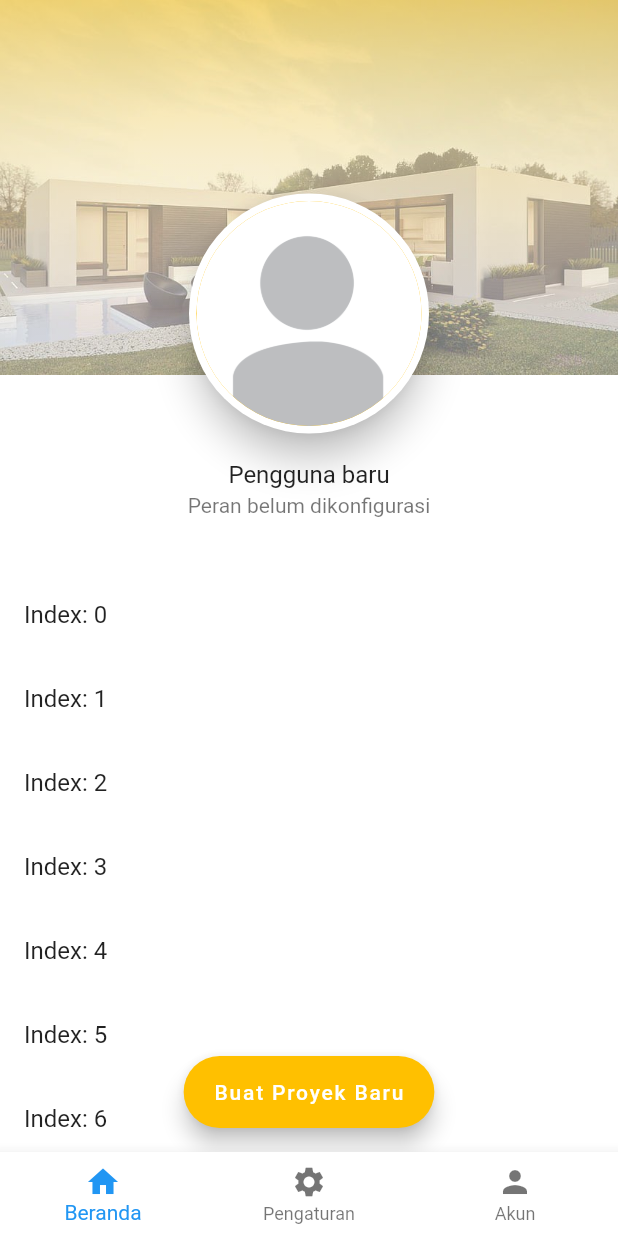
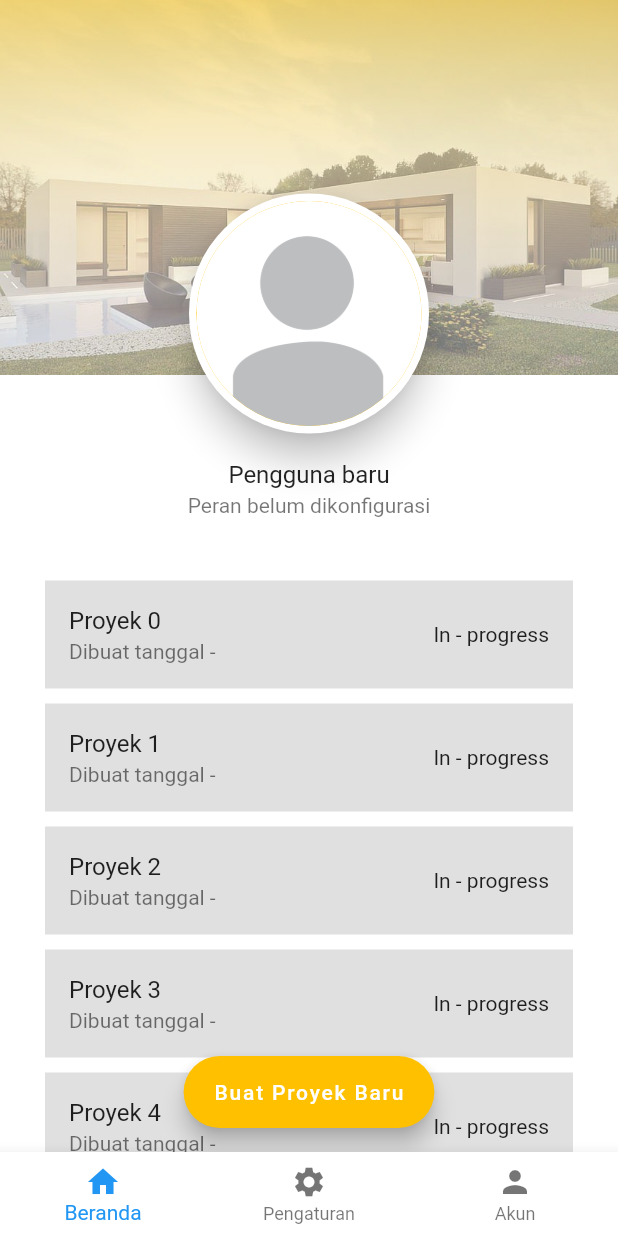
Before and after one commit to qisashasanudin/bangunin_id, a Flutter app: the screen it shows once a user with an empty profile is signed in, on a phone screen of 412 x 824 dp. Run offline on Flutter 3.47's test engine with Material 2 defaults, Android fonts, the phone set to English and light mode, and no system bars; our stand-ins replace cloud_firestore, firebase_auth, flutter_spinkit; accounts and stored records are empty.

Commit message:
minor fixes

```diff
--- a/lib/screens/mainmenu/tab_home.dart
+++ b/lib/screens/mainmenu/tab_home.dart
@@ -22,7 +22,7 @@ class Home extends StatelessWidget {
             child: SizedBox(height: 20.0),
           ),
           SliverList(
-            delegate: infiniteList(),
+            delegate: infiniteList(context),
           )
         ],
       ),
@@ -58,11 +58,22 @@ class Home extends StatelessWidget {
   }
 }
 
-SliverChildBuilderDelegate infiniteList() {
+SliverChildBuilderDelegate infiniteList(BuildContext context) {
   return SliverChildBuilderDelegate(
-    (_, index) => ListTile(
-      title: Text("Index: $index"),
-    ),
+    (BuildContext context, index) {
+      return Padding(
+        padding: const EdgeInsets.symmetric(horizontal: 30, vertical: 5),
+        child: ListTile(
+          tileColor: AppColors().accent3,
+          title: Text("Proyek $index"),
+          subtitle: Text("Dibuat tanggal -"),
+          trailing: Text("In - progress"),
+          onTap: () async {
+            Navigator.of(context).pushNamed('/projectdetails');
+          },
+        ),
+      );
+    },
   );
 }
 
@@ -140,7 +151,7 @@ class HomeAppBar extends SliverPersistentHeaderDelegate {
       child: Opacity(
         opacity: shrinkOffset / expandedHeight,
         child: Text(
-          "Proyek",
+          "Beranda",
           style: TextStyle(
             color: AppColors().accent1,
             fontWeight: FontWeight.w700,
```
Also changed, not shown: lib/screens/mainmenu/tab_home copy.dart (renamed from lib/tab_home copy.dart).
